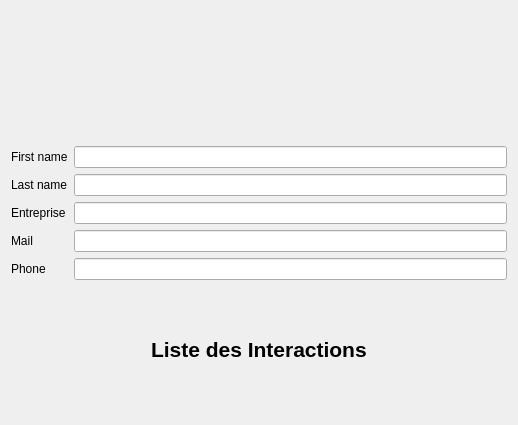
Before: the Qt Designer form Projet/View/infocontact.ui in KieceDonc/L3_CDAA, drawn with Qt 5.
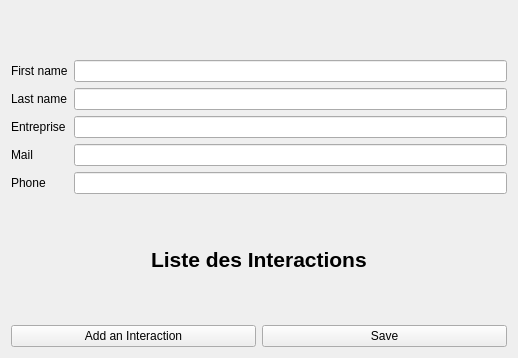
After: the same form once the commit is applied.

Diff of the .ui file:
```diff
--- a/Projet/View/infocontact.ui
+++ b/Projet/View/infocontact.ui
@@ -10,7 +10,7 @@
     <x>0</x>
     <y>0</y>
     <width>518</width>
-    <height>425</height>
+    <height>358</height>
    </rect>
   </property>
   <property name="windowTitle">
@@ -105,6 +105,24 @@
      </item>
     </layout>
    </item>
+   <item row="1" column="0">
+    <layout class="QHBoxLayout" name="horizontalLayout">
+     <item>
+      <widget class="QPushButton" name="buttonAddInteraction">
+       <property name="text">
+        <string>Add an Interaction</string>
+       </property>
+      </widget>
+     </item>
+     <item>
+      <widget class="QPushButton" name="buttonSave">
+       <property name="text">
+        <string>Save</string>
+       </property>
+      </widget>
+     </item>
+    </layout>
+   </item>
   </layout>
  </widget>
  <resources/>
```
